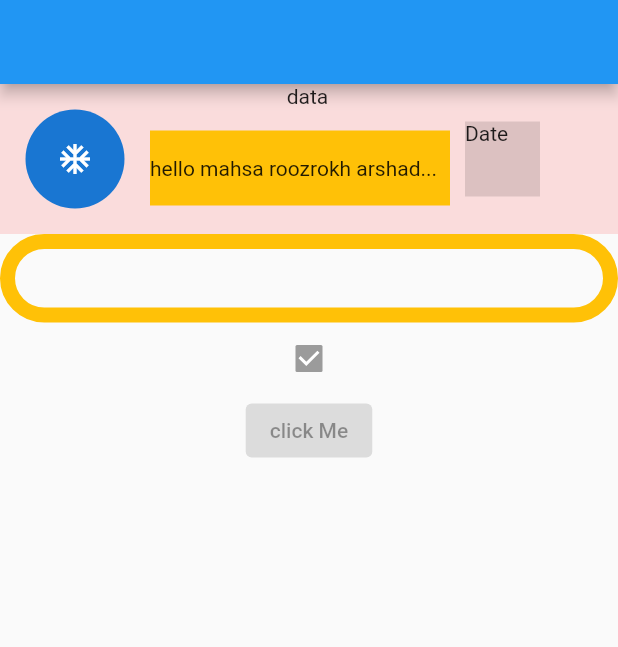
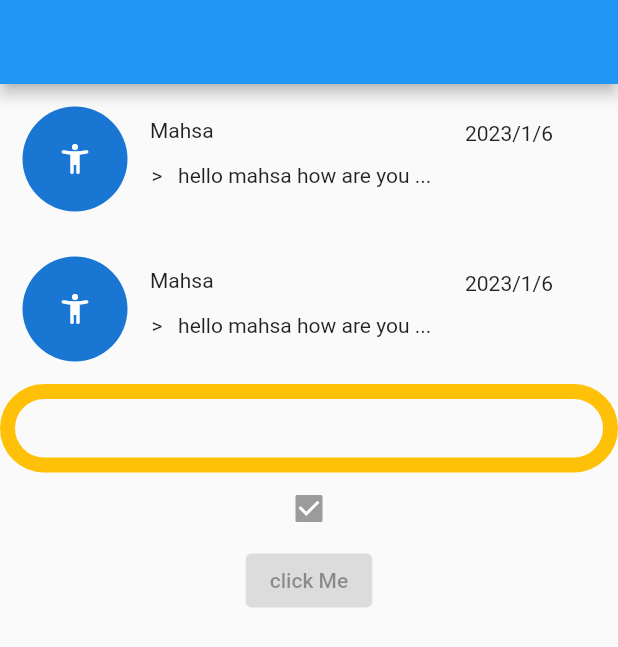
Before and after one commit to maroozrokh/flutterLifecycle, a Flutter app: the screen it shows after launch, on a phone screen of 412 x 824 dp. Shown: the top 647 px of the screen. Run offline on Flutter 3.47's test engine with Material 2 defaults, Android fonts, the phone set to English and light mode, and no system bars.

Commit message:
customize listTile

```diff
--- a/lib/home_page.dart
+++ b/lib/home_page.dart
@@ -21,7 +21,9 @@ class HomePage extends StatelessWidget {
       body: Center(
         child: Column (
             children: [
-              MyListTiles(),
+              MyListTiles(title: 'Mahsa',subTitle: "hello mahsa how are you i hope you will be okay these dayes",myIcon: Icons.accessibility_new_rounded,),
+              MyListTiles(title: 'Mahsa',subTitle: "hello mahsa how are you i hope you will be okay these dayes",myIcon: Icons.accessibility_new_rounded,),
+
               Mywid(onTap: () => print('tep tep'),myColor: Colors.amber,myRadius: 50.0,myColor1: Colors.black45,myRadius1: 20.0,),
 
 
--- a/lib/my_list_tile.dart
+++ b/lib/my_list_tile.dart
@@ -1,8 +1,16 @@
+import 'dart:math';
+
 import 'package:flutter/material.dart';
 
 class MyListTiles extends StatefulWidget {
-  const MyListTiles({super.key});
-  final text = 'hello mahsa roozrokh arshadi montazer youe name is perfect and i really love it..?';
+    const MyListTiles({super.key,  this.title,  this.subTitle,  this.myIcon});
+
+ final dynamic? title;
+//  final dynamic? todayDate;
+ final dynamic? subTitle;
+ final dynamic? myIcon;
+
+
 
 
   @override
@@ -10,30 +18,38 @@ class MyListTiles extends StatefulWidget {
 }
 
 class _MyListTileStates extends State<MyListTiles> {
+
+DateTime nows1 = new DateTime.now();
+List<String> myRead = ['>','>>'];
+// Icon myRandIcon =  Icon(Icons.check) ;
+Random randoms = new Random();
+// int randomNumber = random.nextInt(100);
+
+
+
+
   @override
   Widget build(BuildContext context) {
-
+    print('${nows1.year}/${nows1.month}/${nows1.day}' );
     return Row(
 
       children:[
         Container(
           width:MediaQuery.of(context).size.width ,
           height: 100,
-          color: Color.fromARGB(31, 247, 0, 0),
-         child: Row(children: [
+           child: Row(children: [
 
         //  Expanded(child:
           Container(
           height:100,
           width: 100,
-          // color: Color.fromARGB(244, 255, 100, 20),
+
            child:
-          //  Column(children: [
-          //  Container(child:
-          Padding(padding: EdgeInsets.all(17),
+
+          Padding(padding: EdgeInsets.all(15),
           child: CircleAvatar(
            child:
-           Container(child: Icon(Icons.ac_unit)),
+           Container(child: Icon(widget.myIcon)),
 
             ),
           )
@@ -45,10 +61,24 @@ class _MyListTileStates extends State<MyListTiles> {
         //  )
         //  Column(children: [Text('mahsa roozrokh')],),),)
         Column(children: [
-           Row(children: [Text('data')],),
-           Padding(padding: EdgeInsets.fromLTRB(0, 15, 10, 10),child: Container(width: 200,
-           height: 50,color: Colors.amber,child: Expanded( child: Row(
-            children: [Text(widget.text.length > 25 ? '${widget.text.substring(0, 27)}...' : widget.text)]
+
+          Padding(padding: EdgeInsets.fromLTRB( 0,1,10,0),
+          child:
+          Container(width: 200,height: 50,  alignment: Alignment.centerLeft ,child:
+          Padding(padding: EdgeInsets.fromLTRB(0,10,0,0),child: Text(widget.title),)
+          ,
+          ),
+
+           ),
+
+           Padding(padding: EdgeInsets.fromLTRB(0, 0, 10, 10),
+           child: Container
+           (width: 200,height: 20,
+           child: Expanded( child: Row(
+            children: [
+              Padding(padding: EdgeInsets.all(1),child: Text(widget.subTitle.length > 20 ? '${myRead[randoms.nextInt(2)]}   ${widget.subTitle.substring(0, 24)}...' : '${myRead[randoms.nextInt(2)] }   ${widget.subTitle}') )
+
+              ]
             )
             ,)
             ,)
@@ -56,11 +86,15 @@ class _MyListTileStates extends State<MyListTiles> {
              //RichText(overflow: TextOverflow.clip,text: TextSpan(text: widget.text.length > 25 ? '${widget.text.substring(0, 27)}...' : widget.text)),
 
         ],),
-
-        Container(width: 50,height: 50, color: Colors.black12,child: Text('Date'),)
+        Padding(padding: EdgeInsets.fromLTRB(0,10,0,10),child: Container(width: 70,height: 50, alignment: Alignment.topLeft,
+        child: Text('${nows1.year}/${nows1.month}/${nows1.day}'),)
+         ,)
 
 
-         ],),),
+
+
+         ],),
+         ),
 
 
 
```
